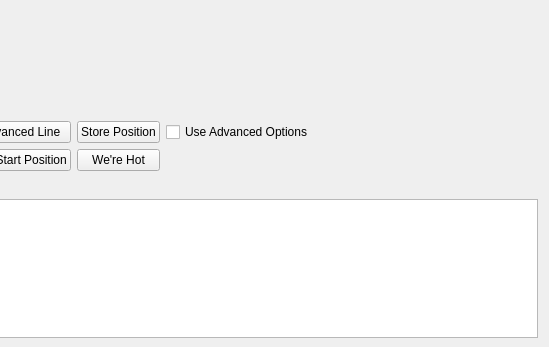
adwilso/ServoControl, file src/servoboard/servoboard_main.ui: the form before one commit; both pictures show x 339 to 888 and y 93 to 440 of the 888 by 440 pixel window.
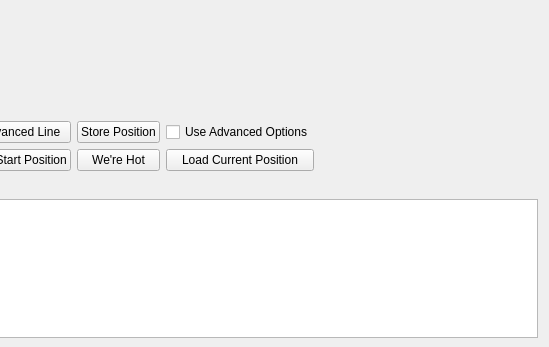
The form after the commit. Icons and pictures are not drawn.

Commit message: Added feature to load positions into the sequence boxes from the current position of the servo board

```diff
--- a/src/servoboard/servoboard_main.ui
+++ b/src/servoboard/servoboard_main.ui
@@ -243,6 +243,13 @@
        </property>
       </widget>
      </item>
+     <item row="4" column="5">
+      <widget class="QPushButton" name="btnLoadCurrent">
+       <property name="text">
+        <string>Load Current Position</string>
+       </property>
+      </widget>
+     </item>
     </layout>
    </item>
   </layout>
```
The commit also changes 4 other files.
